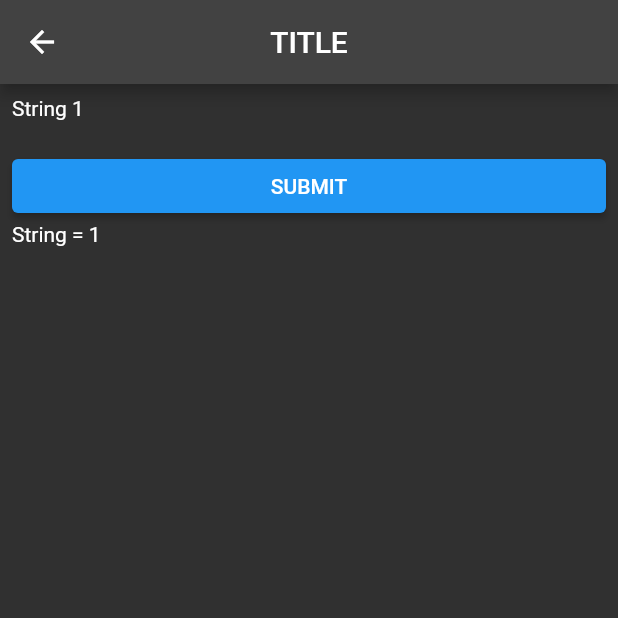
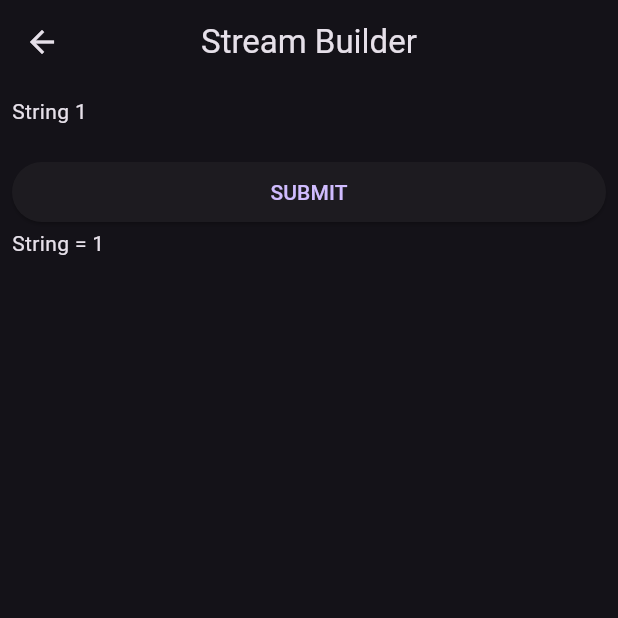
Before and after one commit to polyGeek/flutter_sandbox, a Flutter app: the screen it shows after launch, after a tap on "Stream Builder Demo", on a phone screen of 412 x 824 dp, the top half of it. Run offline on Flutter 3.47's test engine with Material 2 defaults, Android fonts, the light colour scheme and no system bars.

Commit message:
Added Stream

```diff
--- a/lib/content/scn_001_drop_down_enum/drop_down_enum.dart
+++ b/lib/content/scn_01_drop_down_enum/drop_down_enum.dart
@@ -4,7 +4,7 @@ import 'package:flutter/material.dart';
 
 class DropDownEnum extends StatefulWidget {
 
-  static const String ROUTE_PATH         = '/drop_down_enum';
+  static const String ROUTE         = '/drop_down_enum';
 
   @override
   State<DropDownEnum> createState() => _DropDownEnumState();
--- a/lib/content/scr_002_dropdown_dynamic/dropdown_dynamic.dart
+++ b/lib/content/scn_02_dropdown_dynamic/dropdown_dynamic.dart
@@ -1,7 +1,7 @@
 import 'package:flutter/material.dart';
 
 class DropdownDynamic extends StatefulWidget {
-  static const String ROUTE_PATH         = '/dropdown_dynamic';
+  static const String ROUTE         = '/dropdown_dynamic';
 
   @override
   State<DropdownDynamic> createState() => _DropdownDynamicState();
--- a/lib/content/scr_04_stream_builder/stream_builder_test.dart
+++ b/lib/content/scn_04_stream_builder/stream_builder_test.dart
@@ -1,22 +1,24 @@
-
-
 import 'dart:async';
-
 import 'package:flutter/material.dart';
 
 class StreamDemo extends StatefulWidget {
-    static const String ROUTE_PATH = 'StreamDemo';
+    static const String ROUTE = 'StreamDemo';
 
     @override
     State<StreamDemo> createState() => _StreamDemoState();
 }
+
+/** ===============================================
+*  https://www.youtube.com/watch?v=Pp3zoNDGZUI
+*  ===============================================*/
+
 
 class _StreamDemoState extends State<StreamDemo> {
     @override
     Widget build( BuildContext context ) {
         return Scaffold(
             appBar: AppBar(
-                title: Text( 'TITLE' ),
+                title: Text( 'Stream Builder' ),
                 centerTitle: true,
                 actions: <Widget>[
 
@@ -40,9 +42,9 @@ class _StreamDemoState extends State<StreamDemo> {
                                     } else if( snapshot.hasError ) {
                                         return Text( 'Error: ${snapshot.error}' );
                                     } else {
-                                        return Text( snapshot.data.toString() ?? 'Well, this was unexpected' );
+                                        return Text( snapshot.data.toString() );
                                     }
-                                    Text( 'stream: ');
+
                                 }
                             ),
 
@@ -67,16 +69,16 @@ class _StreamDemoState extends State<StreamDemo> {
                                     } else if( snapshot.hasError ) {
                                         return Text( 'Error: ${snapshot.error}' );
                                     } else {
-                                        return Text( snapshot.data.toString() ?? 'Well, this was unexpected' );
+                                        return Text( snapshot.data.toString() );
                                     }
-                                    Text( 'stream: ');
+
                                 }
                             ),
                         ],
                     ),
                 ),
             ),
-        );;
+        );
     }
 }
 
--- a/lib/main.dart
+++ b/lib/main.dart
@@ -1,21 +1,27 @@
 import 'package:flutter/material.dart';
-import 'package:flutter_sandbox/content/scn_001_drop_down_enum/drop_down_enum.dart';
-import 'package:flutter_sandbox/content/scr_002_dropdown_dynamic/dropdown_dynamic.dart';
-import 'package:flutter_sandbox/content/scr_03_dropdown_form/dropdown_form.dart';
-import 'package:flutter_sandbox/content/scr_04_stream_builder/stream_builder_test.dart';
+import 'package:flutter_sandbox/content/scn_01_drop_down_enum/drop_down_enum.dart';
+import 'package:flutter_sandbox/content/scn_02_dropdown_dynamic/dropdown_dynamic.dart';
+import 'package:flutter_sandbox/content/scn_03_dropdown_form/dropdown_form.dart';
+import 'package:flutter_sandbox/content/scn_04_stream_builder/stream_builder_test.dart';
+import 'package:flutter_sandbox/content/scn_05_flutter330/flutter330.dart';
 
 /// Commit test
 void main() {
     runApp(
         MaterialApp(
+
+            /*theme: ThemeData(
+                useMaterial3: true
+            ),*/
             home: _MainNav(),
-            theme: ThemeData.dark(),
+            theme: ThemeData.dark( useMaterial3: true ),
             debugShowCheckedModeBanner: false,
             routes: {
-                DropDownEnum.ROUTE_PATH: ( BuildContext context ) => DropDownEnum(),
-                DropdownDynamic.ROUTE_PATH: ( BuildContext context ) => DropdownDynamic(),
-                DropDownFormExample.ROUTE_PATH: ( BuildContext context ) => DropDownFormExample(),
-                StreamDemo.ROUTE_PATH: ( BuildContext context ) => StreamDemo(),
+                DropDownEnum.ROUTE: ( BuildContext context ) => DropDownEnum(),
+                DropdownDynamic.ROUTE: ( BuildContext context ) => DropdownDynamic(),
+                DropDownFormExample.ROUTE: ( BuildContext context ) => DropDownFormExample(),
+                StreamDemo.ROUTE: ( BuildContext context ) => StreamDemo(),
+                Flutter330Exploration.ROUTE: ( BuildContext context ) => Flutter330Exploration(),
             },
         )
     );
@@ -42,28 +48,35 @@ class _MainNav extends StatelessWidget {
                             description: "DropDown using values of type enum. "
                                 "Also, an enum is used in a simulated 'saving state' widget.",
                             createdBy: "Dan",
-                            routePath: DropDownEnum.ROUTE_PATH,
+                            routePath: DropDownEnum.ROUTE,
                         ),
 
                         _SandboxRenderer(
                             title: "DropDownDynamic<T>",
                             description: "Simple modified DropDown using dynamic types.",
                             createdBy: "Dan",
-                            routePath: DropdownDynamic.ROUTE_PATH,
+                            routePath: DropdownDynamic.ROUTE,
                         ),
 
                         _SandboxRenderer(
                             title: "Dropdown Form",
                             description: "Red screen:",
                             createdBy: "Dan",
-                            routePath: DropDownFormExample.ROUTE_PATH,
+                            routePath: DropDownFormExample.ROUTE,
                         ),
 
                         _SandboxRenderer(
                             title: "Stream Builder Demo",
                             description: "Create a stream builder that listens to a stream and prints the value.",
                             createdBy: "Dan",
-                            routePath: StreamDemo.ROUTE_PATH,
+                            routePath: StreamDemo.ROUTE,
+                        ),
+
+                        _SandboxRenderer(
+                            title: "Flutter 3.3.0",
+                            description: "Large Appbar",
+                            createdBy: "Dan",
+                            routePath: Flutter330Exploration.ROUTE,
                         ),
 
                     ],
```
Also changed, not shown: lib/content/scn_03_dropdown_form/dropdown_form.dart (renamed from lib/content/scr_03_dropdown_form/dropdown_form.dart, +5 -6 lines), lib/content/scn_05_flutter330/flutter330.dart (added, +66 -0 lines), pubspec.lock.
